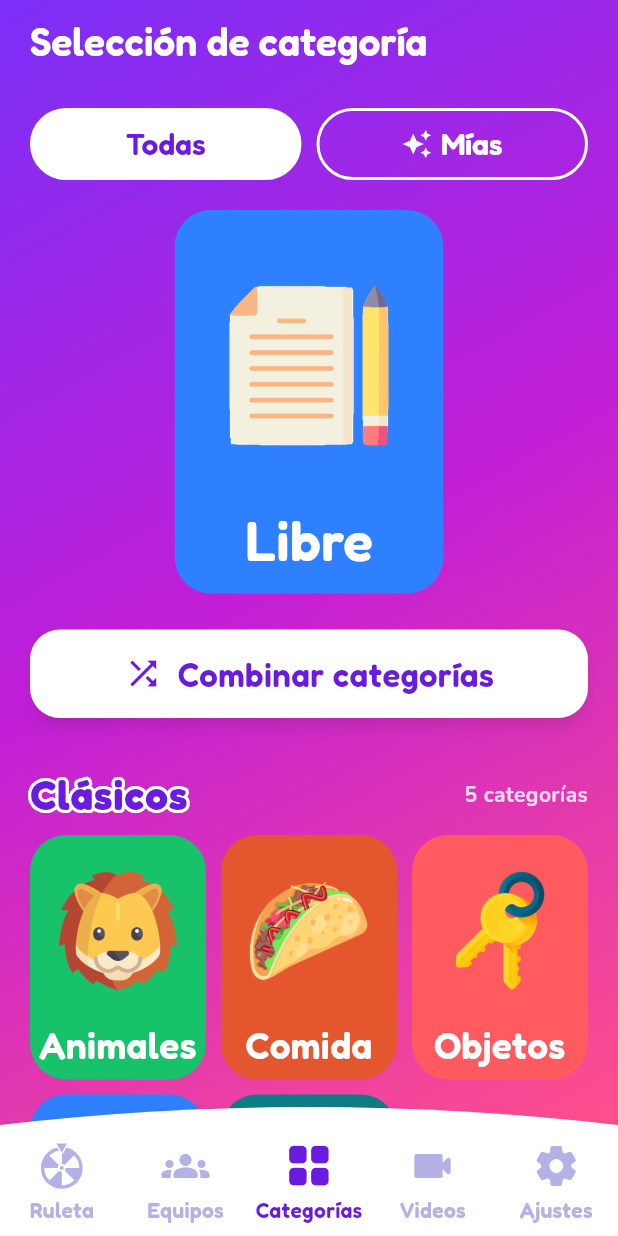
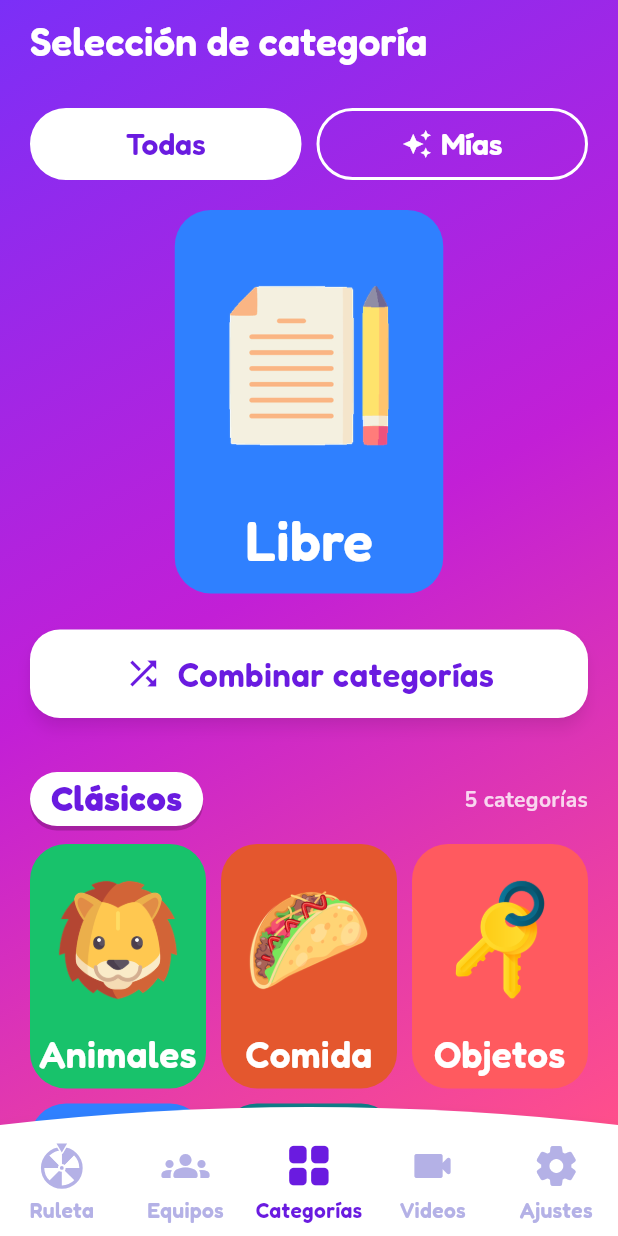
Before and after one commit to juancamilosal/charadeando_app, a Flutter app: the CategoryScreen screen opened by its route, on a phone screen of 412 x 824 dp. Run offline on Flutter 3.47's test engine with Material 3 defaults, Android fonts, the phone set to English and light mode, and no system bars; our stand-ins replace camera, flutter_riverpod, go_router, sensors_plus, share_plus, video_player and 1 more; missing offline and left inert: ffmpeg_kit_flutter_new_video, photo_manager.

Commit message:
Categorías: vuelven los títulos de sección en píldora
Blanca con el texto morado en los fondos oscuros y morada con el texto
blanco en los claros.

Co-Authored-By: Claude Opus 5.5 <noreply@anthropic.com>
Claude-Session: https://claude.ai/code/session_01XPBFeG2PZmszSkrWwceepV

```diff
--- a/lib/screens/category_screen.dart
+++ b/lib/screens/category_screen.dart
@@ -185,40 +185,35 @@ class CategorySectionHeader extends StatelessWidget {
   @override
   Widget build(BuildContext context) {
     final onBackdrop = context.onBackdrop;
-    // El título va en morado con un borde blanco alrededor de las letras.
-    const style = TextStyle(
-      fontFamily: AppFonts.display,
-      fontSize: 27,
-      height: 1.1,
-      fontWeight: FontWeight.w700,
-      letterSpacing: 0.6,
-    );
+    // El título va en una píldora: blanca con el texto morado sobre los
+    // fondos oscuros y morada con el texto blanco sobre los claros, para que
+    // se distinga de las tarjetas.
+    final light = context.backdrop.light;
     return Row(
       mainAxisAlignment: MainAxisAlignment.spaceBetween,
       children: [
         Flexible(
-          child: Stack(
-            children: [
-              // El borde blanco, debajo de la letra.
-              ExcludeSemantics(
-                child: Text(
-                  section.title,
-                  maxLines: 1,
-                  style: style.copyWith(
-                    foreground: Paint()
-                      ..style = PaintingStyle.stroke
-                      ..strokeWidth = 4
-                      ..strokeJoin = StrokeJoin.round
-                      ..color = Colors.white,
-                  ),
-                ),
+          child: Container(
+            padding: const EdgeInsets.fromLTRB(14, 5, 14, 6),
+            decoration: BoxDecoration(
+              color: light ? AppColors.purple : Colors.white,
+              borderRadius: BorderRadius.circular(20),
+              boxShadow: const [
+                BoxShadow(color: Color(0x33000000), offset: Offset(0, 3)),
+              ],
+            ),
+            child: Text(
+              section.title,
+              maxLines: 1,
+              overflow: TextOverflow.ellipsis,
+              style: TextStyle(
+                fontFamily: AppFonts.display,
+                fontSize: 23,
+                height: 1.1,
+                fontWeight: FontWeight.w700,
+                color: light ? Colors.white : AppColors.purple,
               ),
-              Text(
-                section.title,
-                maxLines: 1,
-                style: style.copyWith(color: AppColors.purple),
-              ),
-            ],
+            ),
           ),
         ),
         const SizedBox(width: 8),
```
Also changed, not shown: 2 other files.
